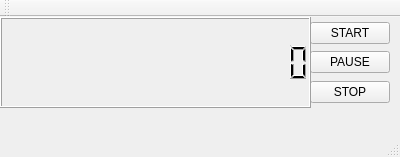
Qt form mainwindow.ui (ahmadjd94/PyStopWatch) before a commit.
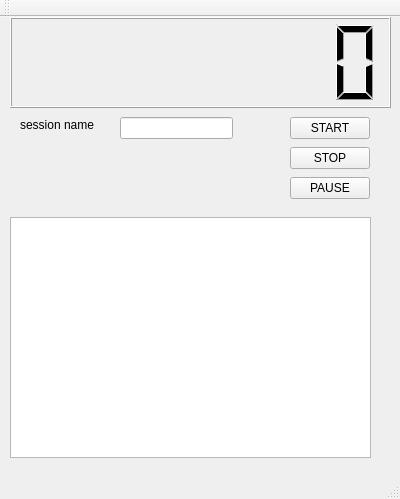
The same form after that commit.

Patch:
```diff
--- a/mainwindow.ui
+++ b/mainwindow.ui
@@ -7,7 +7,7 @@
     <x>0</x>
     <y>0</y>
     <width>400</width>
-    <height>157</height>
+    <height>499</height>
    </rect>
   </property>
   <property name="windowTitle">
@@ -17,8 +17,8 @@
    <widget class="QPushButton" name="pushButton">
     <property name="geometry">
      <rect>
-      <x>310</x>
-      <y>5</y>
+      <x>290</x>
+      <y>100</y>
       <width>80</width>
       <height>22</height>
      </rect>
@@ -30,21 +30,8 @@
    <widget class="QPushButton" name="pushButton_2">
     <property name="geometry">
      <rect>
-      <x>310</x>
-      <y>34</y>
-      <width>80</width>
-      <height>22</height>
-     </rect>
-    </property>
-    <property name="text">
-     <string>PAUSE</string>
-    </property>
-   </widget>
-   <widget class="QPushButton" name="pushButton_3">
-    <property name="geometry">
-     <rect>
-      <x>310</x>
-      <y>64</y>
+      <x>290</x>
+      <y>130</y>
       <width>80</width>
       <height>22</height>
      </rect>
@@ -53,12 +40,25 @@
      <string>STOP</string>
     </property>
    </widget>
+   <widget class="QPushButton" name="pushButton_3">
+    <property name="geometry">
+     <rect>
+      <x>290</x>
+      <y>160</y>
+      <width>80</width>
+      <height>22</height>
+     </rect>
+    </property>
+    <property name="text">
+     <string>PAUSE</string>
+    </property>
+   </widget>
    <widget class="QLCDNumber" name="lcdNumber">
     <property name="geometry">
      <rect>
-      <x>0</x>
+      <x>10</x>
       <y>0</y>
-      <width>311</width>
+      <width>381</width>
       <height>91</height>
      </rect>
     </property>
@@ -69,12 +69,45 @@
      <bool>false</bool>
     </property>
     <property name="digitCount">
-     <number>16</number>
+     <number>8</number>
     </property>
     <property name="intValue" stdset="0">
      <number>0</number>
     </property>
    </widget>
+   <widget class="QLabel" name="label">
+    <property name="geometry">
+     <rect>
+      <x>20</x>
+      <y>100</y>
+      <width>91</width>
+      <height>16</height>
+     </rect>
+    </property>
+    <property name="text">
+     <string>session name</string>
+    </property>
+   </widget>
+   <widget class="QLineEdit" name="lineEdit">
+    <property name="geometry">
+     <rect>
+      <x>120</x>
+      <y>100</y>
+      <width>113</width>
+      <height>22</height>
+     </rect>
+    </property>
+   </widget>
+   <widget class="QTableView" name="tableView">
+    <property name="geometry">
+     <rect>
+      <x>10</x>
+      <y>200</y>
+      <width>361</width>
+      <height>241</height>
+     </rect>
+    </property>
+   </widget>
   </widget>
   <widget class="QMenuBar" name="menuBar">
    <property name="geometry">
```
Left out of the diff: 2 changed lines with no effect on the pictures.
